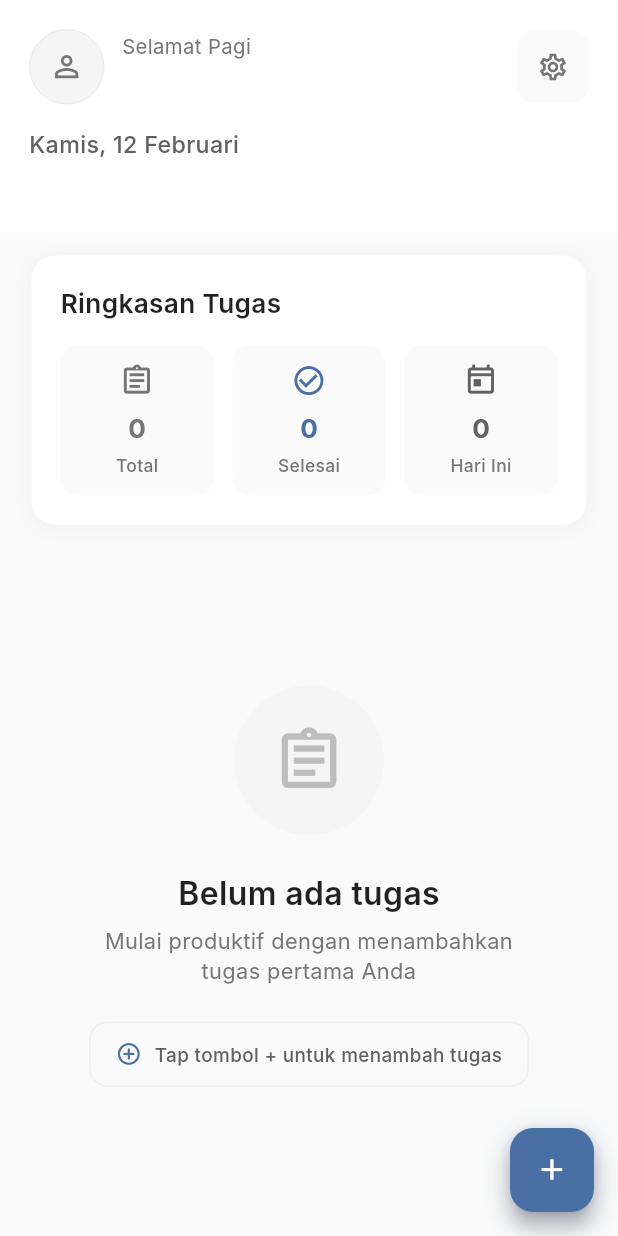
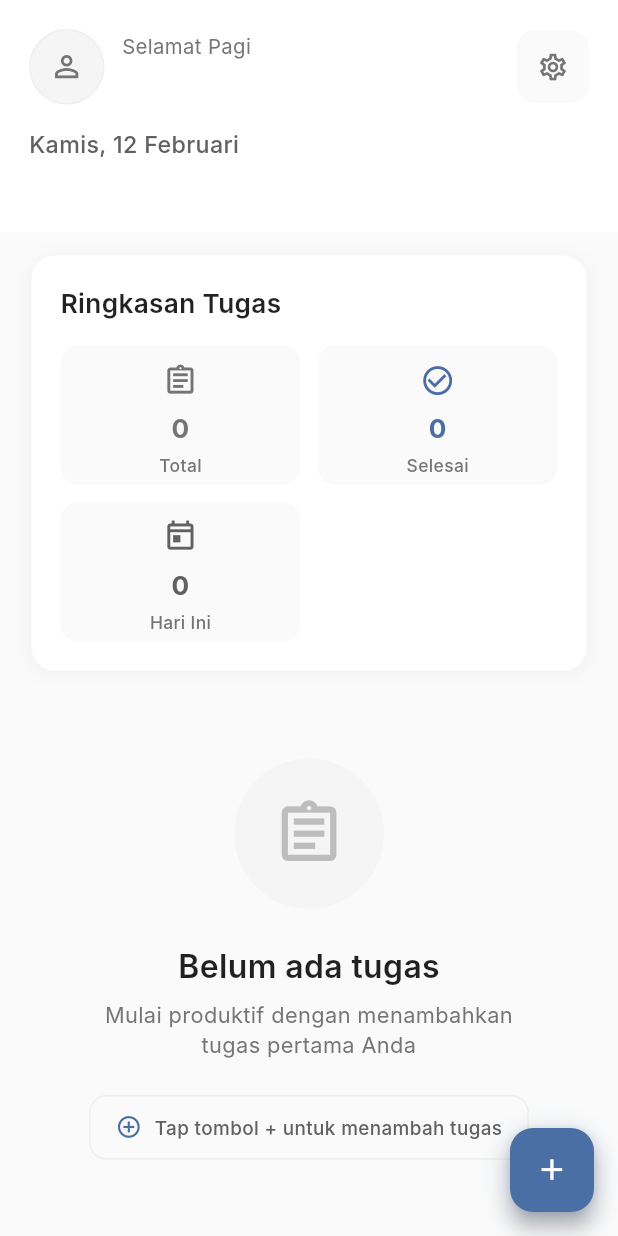
Before and after one commit to MikeNoppo/todolist, a Flutter app: the HomeScreen screen opened directly, on a phone screen of 412 x 824 dp. Run offline on Flutter 3.47's test engine with Material 3 defaults, Android fonts, the phone set to English and light mode, and no system bars; our stand-ins replace flutter_screenutil, shared_preferences; accounts and stored records are empty; Roboto replaces fonts that are missing (Inter).

Commit message:
refactor(dashboard): use AppSizeTokens and responsive grid in DashboardOverviewCard

```diff
--- a/lib/screens/Home/widgets/dashboard/dashboard_overview_card.dart
+++ b/lib/screens/Home/widgets/dashboard/dashboard_overview_card.dart
@@ -1,5 +1,7 @@
 import 'package:flutter/material.dart';
 import 'package:flutter_screenutil/flutter_screenutil.dart';
+
+import '../../../../core/ui/app_size_tokens.dart';
 import '../../../../models/todo_model.dart';
 import 'stat_card.dart';
 
@@ -22,13 +24,38 @@ class DashboardOverviewCard extends StatelessWidget {
       );
       return deadline.isAtSameMomentAs(today);
     }).length;
+    final stats = [
+      (
+        label: 'Total',
+        value: totalTasks.toString(),
+        icon: Icons.assignment_outlined,
+        color: Colors.grey[600]!,
+      ),
+      (
+        label: 'Selesai',
+        value: completedTasks.toString(),
+        icon: Icons.check_circle_outline,
+        color: const Color(0xFF4A6FA5),
+      ),
+      (
+        label: 'Hari Ini',
+        value: todayTasks.toString(),
+        icon: Icons.today_outlined,
+        color: Colors.grey[700]!,
+      ),
+    ];
 
     return Container(
-      margin: EdgeInsets.fromLTRB(20.w, 16.h, 20.w, 0.h),
-      padding: EdgeInsets.all(20.r),
+      margin: EdgeInsets.fromLTRB(
+        AppSizeTokens.pagePadding,
+        AppSizeTokens.space16,
+        AppSizeTokens.pagePadding,
+        0,
+      ),
+      padding: EdgeInsets.all(AppSizeTokens.cardPadding),
       decoration: BoxDecoration(
         color: Colors.white,
-        borderRadius: BorderRadius.circular(16.r),
+        borderRadius: BorderRadius.circular(AppSizeTokens.radius16),
         boxShadow: [
           BoxShadow(
             color: Colors.black.withValues(alpha: 0.04),
@@ -43,41 +70,40 @@ class DashboardOverviewCard extends StatelessWidget {
           Text(
             'Ringkasan Tugas',
             style: TextStyle(
-              fontSize: 18.sp,
+              fontSize: AppSizeTokens.text18,
               fontWeight: FontWeight.w600,
               color: Colors.black87,
             ),
           ),
-          SizedBox(height: 16.h),
-          Row(
-            children: [
-              Expanded(
-                child: StatCard(
-                  label: 'Total',
-                  value: totalTasks.toString(),
-                  icon: Icons.assignment_outlined,
-                  color: Colors.grey[600]!,
+          SizedBox(height: AppSizeTokens.space16),
+          LayoutBuilder(
+            builder: (context, constraints) {
+              final textScale = MediaQuery.textScalerOf(context).scale(1);
+              final shouldUseTwoColumns =
+                  constraints.maxWidth < 330.w || textScale > 1.2;
+
+              return GridView.builder(
+                shrinkWrap: true,
+                physics: const NeverScrollableScrollPhysics(),
+                itemCount: stats.length,
+                gridDelegate: SliverGridDelegateWithFixedCrossAxisCount(
+                  crossAxisCount: shouldUseTwoColumns ? 2 : 3,
+                  crossAxisSpacing: AppSizeTokens.space12,
+                  mainAxisSpacing: AppSizeTokens.space12,
+                  mainAxisExtent: textScale > 1.2 ? 112.h : 96.h,
                 ),
-              ),
-              SizedBox(width: 12.w),
-              Expanded(
-                child: StatCard(
-                  label: 'Selesai',
-                  value: completedTasks.toString(),
-                  icon: Icons.check_circle_outline,
-                  color: const Color(0xFF4A6FA5),
-                ),
-              ),
-              SizedBox(width: 12.w),
-              Expanded(
-                child: StatCard(
-                  label: 'Hari Ini',
-                  value: todayTasks.toString(),
-                  icon: Icons.today_outlined,
-                  color: Colors.grey[700]!,
-                ),
-              ),
-            ],
+                itemBuilder: (context, index) {
+                  final item = stats[index];
+
+                  return StatCard(
+                    label: item.label,
+                    value: item.value,
+                    icon: item.icon,
+                    color: item.color,
+                  );
+                },
+              );
+            },
           ),
         ],
       ),
```
